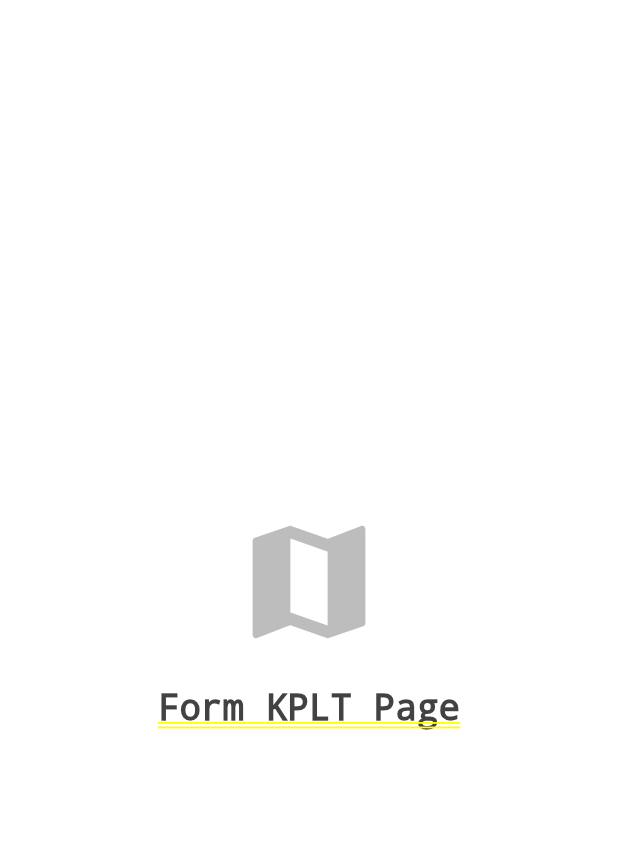
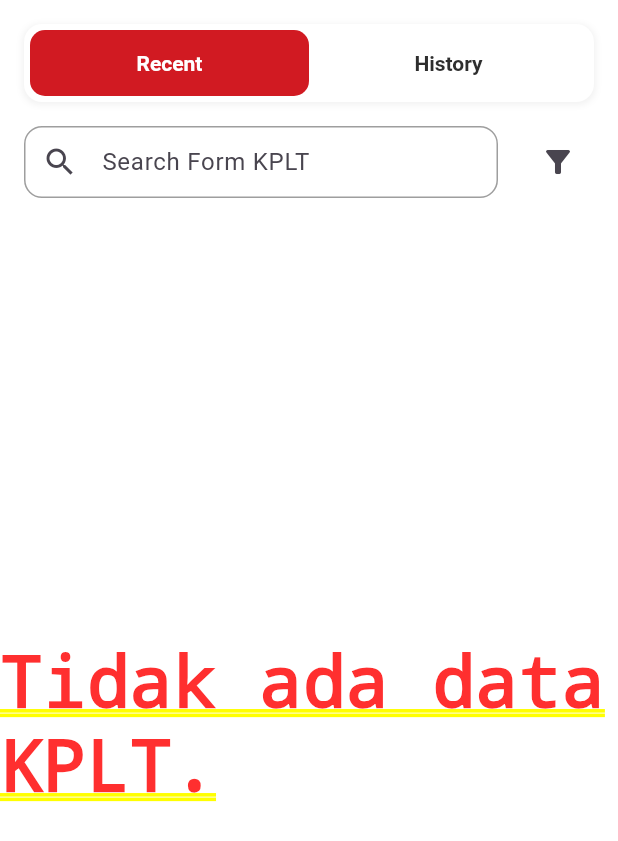
Before and after one commit to fridoustin/LocationApps_Midi, a Flutter app: the FormKPLTPage screen opened by its route, on a phone screen of 412 x 824 dp. Shown: the top 841 px of the screen. Run offline on Flutter 3.47's test engine with Material 3 defaults, Android fonts, the phone set to English and light mode, and no system bars; our stand-ins replace fl_chart, flutter_dotenv, flutter_riverpod, flutter_svg, image_picker, supabase_flutter; accounts and stored records are empty; network calls fail.

Commit message:
feat(kplt): make form kplt screen

```diff
--- /dev/null
+++ b/lib/features/form_kplt/domain/repositories/kplt_repository.dart
@@ -0,0 +1,6 @@
+import 'package:midi_location/features/form_kplt/domain/entities/form_kplt.dart';
+
+abstract class KpltRepository {
+  Future<List<FormKPLT>> getRecentKplt(String query);
+  Future<List<FormKPLT>> getHistoryKplt(String query);
+}
--- a/lib/features/form_kplt/presentation/pages/formkplt_screen.dart
+++ b/lib/features/form_kplt/presentation/pages/formkplt_screen.dart
@@ -1,27 +1,125 @@
+import 'dart:async';
+
 import 'package:flutter/material.dart';
+import 'package:flutter_riverpod/flutter_riverpod.dart';
+import 'package:midi_location/core/constants/color.dart';
+import 'package:midi_location/core/widgets/SlidingTab/sliding_tab_bar_kplt.dart';
+import 'package:midi_location/core/widgets/kplt_card.dart';
+import 'package:midi_location/features/form_kplt/presentation/providers/kplt_provider.dart';
 
-class FormKPLTPage extends StatelessWidget {
+class FormKPLTPage extends ConsumerStatefulWidget {
   const FormKPLTPage({super.key});
   static const String route = '/formkplt';
 
   @override
+  ConsumerState<FormKPLTPage> createState() => _KPLTPageState();
+}
+
+class _KPLTPageState extends ConsumerState<FormKPLTPage> {
+  final _searchController = TextEditingController();
+  Timer? _debounce;
+
+  @override
+  void initState() {
+    super.initState();
+    _searchController.text = ref.read(kpltSearchQueryProvider);
+  }
+
+  @override
+  void dispose() {
+    _searchController.dispose();
+    _debounce?.cancel();
+    super.dispose();
+  }
+
+  void _onSearchChanged(String query) {
+    if (_debounce?.isActive ?? false) _debounce?.cancel();
+    _debounce = Timer(const Duration(milliseconds: 500), () {
+      ref.read(kpltSearchQueryProvider.notifier).state = query;
+    });
+  }
+
+  @override
   Widget build(BuildContext context) {
-    return Center(
-      child : Column(
-        mainAxisAlignment: MainAxisAlignment.center,
+    final activeTab = ref.watch(kpltTabProvider);
+    final kpltListAsync = ref.watch(kpltListProvider);
+
+    return Column(
         children: [
-          Icon(Icons.map, size: 100, color: Colors.grey[400]),
-          const SizedBox(height: 20),
-          Text(
-            'Form KPLT Page',
-            style: TextStyle(
-              fontSize: 24,
-              fontWeight: FontWeight.bold,
-              color: Colors.grey[800],
-            ),
+          Padding(
+          padding: const EdgeInsets.fromLTRB(16, 16, 16, 8),
+          child: SlidingTabBarKplt(
+            activeTab: activeTab,
+            onTabChanged: (newTab) {
+              ref.read(kpltSearchQueryProvider.notifier).state = '';
+              _searchController.clear();
+              ref.read(kpltTabProvider.notifier).state = newTab;
+            },
           ),
-        ],
-      )
+        ),
+        Padding(
+          padding: const EdgeInsets.symmetric(horizontal: 16.0, vertical: 8),
+          child: Row(
+            children: [
+              Expanded(
+                child: TextField(
+                  controller: _searchController,
+                  onChanged: _onSearchChanged,
+                  cursorColor: AppColors.black,
+                  decoration: const InputDecoration(
+                    hintText: 'Search Form KPLT',
+                    prefixIcon: Icon(Icons.search),
+                    filled: true,
+                    fillColor: AppColors.cardColor,
+                    border: OutlineInputBorder(
+                      borderRadius: BorderRadius.all(Radius.circular(12)),
+                      borderSide: BorderSide(color: Colors.grey),
+                    ),
+                    enabledBorder: OutlineInputBorder(
+                      borderRadius: BorderRadius.all(Radius.circular(12)),
+                      borderSide: BorderSide(color: Colors.grey),
+                    ),
+                    focusedBorder: OutlineInputBorder(
+                      borderRadius: BorderRadius.all(Radius.circular(12)),
+                      borderSide: BorderSide(color: AppColors.primaryColor, width: 2.0),
+                    ),
+                    contentPadding: EdgeInsets.symmetric(horizontal: 8),
+                  ),
+                ),
+              ),
+              const SizedBox(width: 16),
+              IconButton(
+                  onPressed: () {},
+                  icon: const Icon(Icons.filter_list_alt)),
+            ],
+          ),
+        ),
+
+        Expanded(
+          child: kpltListAsync.when(
+            data: (kpltList) {
+              if (kpltList.isEmpty) {
+                return const Center(child: Text('Tidak ada data KPLT.'));
+              }
+              // RefreshIndicator untuk fitur pull-to-refresh
+              return RefreshIndicator(
+                color: AppColors.primaryColor,
+                backgroundColor: AppColors.cardColor,
+                onRefresh: () => ref.refresh(kpltListProvider.future),
+                child: ListView.builder(
+                  padding: const EdgeInsets.all(16),
+                  itemCount: kpltList.length,
+                  itemBuilder: (context, index) {
+                    return KpltCard(kplt: kpltList[index]);
+                  },
+                ),
+              );
+            },
+            loading: () => const Center(child: CircularProgressIndicator(color: AppColors.primaryColor)),
+            error: (err, stack) => Center(child: Text('Gagal memuat data: $err')),
+          ),
+        ),
+      ],
     );
   }
 }
--- /dev/null
+++ b/lib/features/form_kplt/presentation/providers/kplt_provider.dart
@@ -0,0 +1,37 @@
+// 1. Sediakan instance dari DataSource dan Repository
+import 'package:flutter_riverpod/flutter_riverpod.dart';
+import 'package:midi_location/features/auth/presentation/providers/auth_provider.dart';
+import 'package:midi_location/features/form_kplt/data/datasources/kplt_remote_datasource.dart';
+import 'package:midi_location/features/form_kplt/data/repositories/kplt_repository_impl.dart';
+import 'package:midi_location/features/form_kplt/domain/entities/form_kplt.dart';
+import 'package:midi_location/features/form_kplt/domain/repositories/kplt_repository.dart';
+
+final kpltRemoteDataSourceProvider = Provider<KpltRemoteDatasource>((ref) {
+  return KpltRemoteDatasource(ref.watch(supabaseClientProvider));
+});
+
+final kpltRepositoryProvider = Provider<KpltRepository>((ref) {
+  return KpltRepositoryImpl(ref.watch(kpltRemoteDataSourceProvider));
+});
+
+final kpltSearchQueryProvider = StateProvider<String>((ref) => '');
+
+// 2. Enum untuk melacak tab yang aktif
+enum KpltTab { recent, history }
+
+// 3. Provider untuk daftar data ULok, akan mengambil data berdasarkan tab yang aktif
+final kpltListProvider = FutureProvider<List<FormKPLT>>((ref) async {
+  final repository = ref.watch(kpltRepositoryProvider);
+  final activeTab = ref.watch(kpltTabProvider);
+
+  final searchQuery = ref.watch(kpltSearchQueryProvider);
+
+  if (activeTab == KpltTab.recent) {
+    return repository.getRecentKplt(searchQuery);
+  } else {
+    return repository.getHistoryKplt(searchQuery);
+  }
+});
+
+// 4. Provider untuk mengelola state tab yang sedang aktif
+final kpltTabProvider = StateProvider<KpltTab>((ref) => KpltTab.recent);
```
Also changed, not shown: lib/features/form_kplt/data/datasources/kplt_remote_datasource.dart (added, +37 -0 lines), lib/features/form_kplt/data/repositories/kplt_repository_impl.dart (added, +35 -0 lines), lib/features/form_kplt/domain/entities/form_kplt.dart (added, +23 -0 lines).
